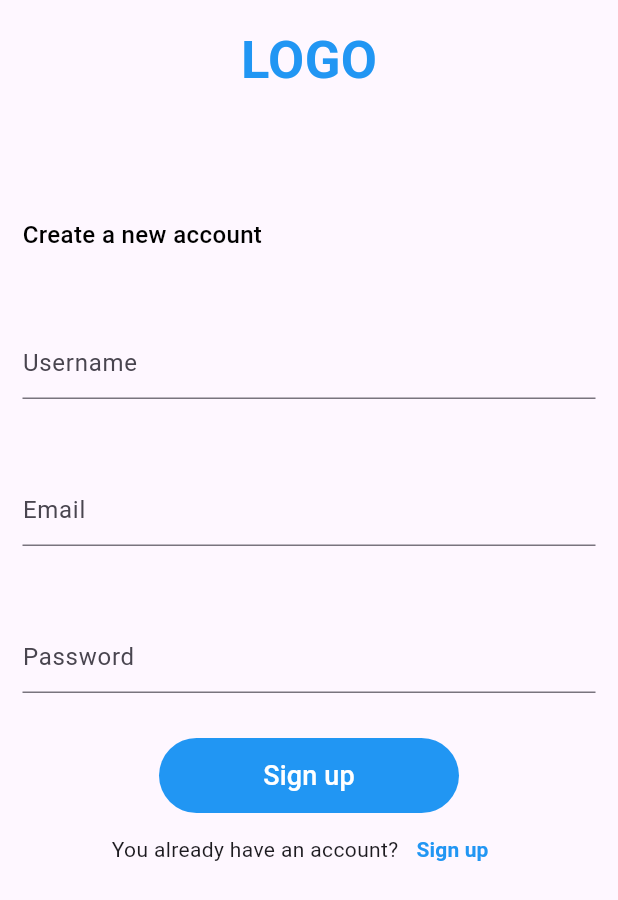
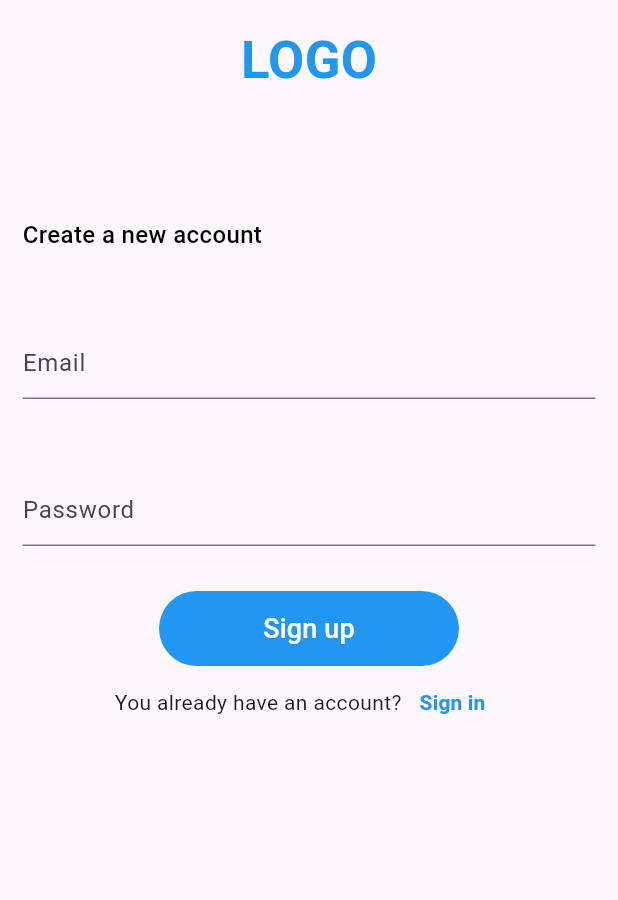
Before and after one commit to rovaar/Timid, a Flutter app: the SignUp screen opened directly, after a tap on "Sign up", on a phone screen of 412 x 824 dp. Shown: the top 900 px of the screen. Run offline on Flutter 3.47's test engine with Material 3 defaults, Android fonts, the light colour scheme and no system bars; our stand-ins replace cloud_firestore, firebase_auth, firebase_core; accounts and stored records are empty.

Commit message:
"rutes changes"

```diff
--- a/lib/main.dart
+++ b/lib/main.dart
@@ -1,5 +1,6 @@
 import 'package:flutter/material.dart';
 import 'package:firebase_core/firebase_core.dart';
+import 'package:timid/views/register_name.dart';
 import 'package:timid/views/splashView.dart';
 import 'services/firebase_options.dart';
 
--- a/lib/services/auth_service.dart
+++ b/lib/services/auth_service.dart
@@ -2,19 +2,17 @@ import 'package:firebase_auth/firebase_auth.dart';
 import 'package:cloud_firestore/cloud_firestore.dart';
 
 class AuthService {
-  final FirebaseAuth _auth = FirebaseAuth.instance;
-  final FirebaseFirestore _firestore = FirebaseFirestore.instance;
+  final FirebaseAuth auth = FirebaseAuth.instance;
+  final FirebaseFirestore firestore = FirebaseFirestore.instance;
 
-  Future<User?> signUpWithEmail(
-      String email, String password, String username) async {
+  Future<User?> signUpWithEmail(String email, String password) async {
     try {
-      UserCredential userCredential = await _auth
-          .createUserWithEmailAndPassword(email: email, password: password);
+      UserCredential userCredential = await auth.createUserWithEmailAndPassword(
+          email: email, password: password);
       User? user = userCredential.user;
 
       if (user != null) {
-        await _firestore.collection('users').doc(user.uid).set({
-          'username': username,
+        await firestore.collection('users').doc(user.uid).set({
           'email': email,
           'createdAt': FieldValue.serverTimestamp(),
         });
@@ -29,7 +27,7 @@ class AuthService {
 
   Future<User?> signInWithEmail(String email, String password) async {
     try {
-      UserCredential userCredential = await _auth.signInWithEmailAndPassword(
+      UserCredential userCredential = await auth.signInWithEmailAndPassword(
           email: email, password: password);
       return userCredential.user;
     } catch (e) {
@@ -39,8 +37,8 @@ class AuthService {
   }
 
   Future<void> signOut() async {
-    await _auth.signOut();
+    await auth.signOut();
   }
 
-  User? get currentUser => _auth.currentUser;
+  User? get currentUser => auth.currentUser;
 }
--- a/lib/views/home.dart
+++ b/lib/views/home.dart
@@ -1,11 +1,8 @@
 import 'package:flutter/material.dart';
-import 'package:firebase_auth/firebase_auth.dart';
-import 'package:timid/views/login.dart';
 import 'package:timid/views/people.dart';
 import 'package:timid/views/profile.dart';
 import 'package:timid/views/chats.dart';
 import 'package:timid/widgets/bottom_nav_bar.dart';
-import 'package:timid/widgets/top_nav_bar.dart';
 
 class Home extends StatefulWidget {
   const Home({super.key});
--- a/lib/views/people.dart
+++ b/lib/views/people.dart
@@ -7,10 +7,10 @@ class PeopleScreen extends StatefulWidget {
   const PeopleScreen({super.key});
 
   @override
-  State<PeopleScreen> createState() => _PeopleScreenState();
+  State<PeopleScreen> createState() => PeopleScreenState();
 }
 
-class _PeopleScreenState extends State<PeopleScreen> {
+class PeopleScreenState extends State<PeopleScreen> {
   void logout() async {
     await FirebaseAuth.instance.signOut();
     Navigator.pushReplacement(
--- a/lib/views/signup.dart
+++ b/lib/views/signup.dart
@@ -1,35 +1,33 @@
 import 'package:flutter/material.dart';
 import 'package:timid/services/auth_service.dart';
-import 'package:timid/views/home.dart';
 import 'package:timid/views/login.dart';
+import 'package:timid/views/register_name.dart';
 import 'package:timid/widgets/button_global.dart';
 
 class SignUp extends StatefulWidget {
   const SignUp({super.key});
 
   @override
-  State<SignUp> createState() => _SignUpState();
+  State<SignUp> createState() => SignUpState();
 }
 
-class _SignUpState extends State<SignUp> {
-  final TextEditingController userNameController = TextEditingController();
+class SignUpState extends State<SignUp> {
   final TextEditingController emailController = TextEditingController();
   final TextEditingController passwordController = TextEditingController();
-  final AuthService _authService = AuthService();
+  final AuthService authService = AuthService();
 
-  void _signUp() async {
-    String username = userNameController.text.trim();
+  void signUp() async {
     String email = emailController.text.trim();
     String password = passwordController.text.trim();
 
-    if (username.isNotEmpty && email.isNotEmpty && password.isNotEmpty) {
-      var user = await _authService.signUpWithEmail(email, password, username);
+    if (email.isNotEmpty && password.isNotEmpty) {
+      var user = await authService.signUpWithEmail(email, password);
       if (user != null) {
         //FirebaseFirestore.instance.collection('users').doc(user.uid).get();
         print("Registro exitoso: ${user.email}");
         Navigator.pushReplacement(
           context,
-          MaterialPageRoute(builder: (context) => const Home()),
+          MaterialPageRoute(builder: (context) => const RegisterName()),
         );
       } else {
         print("Error en registro");
@@ -66,12 +64,6 @@ class _SignUpState extends State<SignUp> {
                     )),
                 const SizedBox(height: 50),
                 TextFormField(
-                    controller: userNameController,
-                    decoration: InputDecoration(
-                      hintText: 'Username',
-                    )),
-                const SizedBox(height: 50),
-                TextFormField(
                   controller: emailController,
                   decoration: InputDecoration(hintText: 'Email'),
                 ),
@@ -85,7 +77,7 @@ class _SignUpState extends State<SignUp> {
                 Center(
                   child: ButtonGlobal(
                     text: "Sign up",
-                    onPressed: _signUp,
+                    onPressed: signUp,
                   ),
                 ),
                 Center(
@@ -102,7 +94,7 @@ class _SignUpState extends State<SignUp> {
                           );
                         },
                         child: const Text(
-                          "Sign up",
+                          "Sign in",
                           style: TextStyle(
                               color: Colors.blue, fontWeight: FontWeight.bold),
                         ),
```
Also changed, not shown: lib/views/login.dart (+6 -6 lines).
